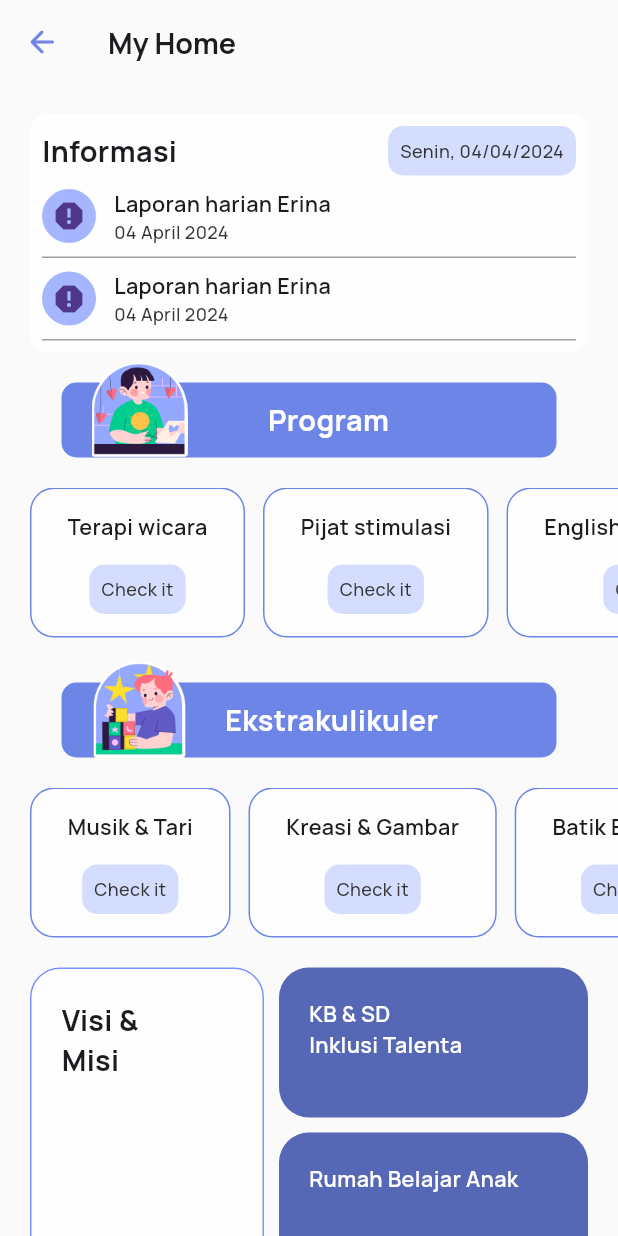
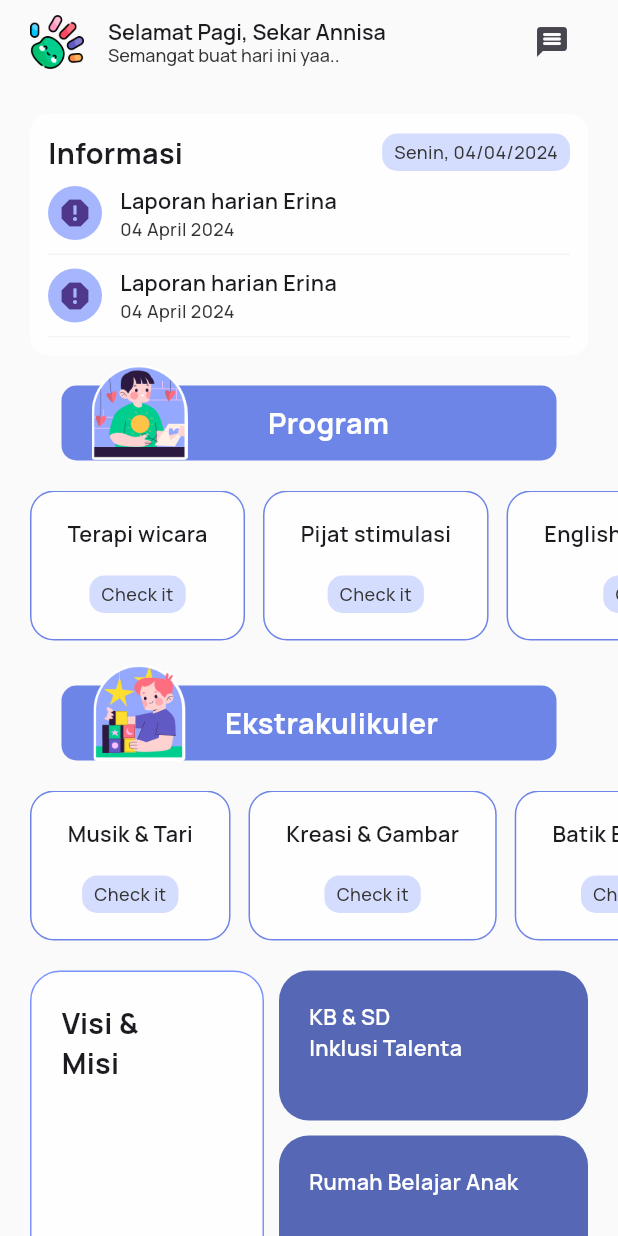
Before and after one commit to Asyelvaa/TalentaKu, a Flutter app: the screen it shows after launch, on a phone screen of 412 x 824 dp. Run offline on Flutter 3.47's test engine with Material 3 defaults, Android fonts, the light colour scheme and no system bars; our stand-ins replace get, google_fonts, iconsax.

Commit message:
[AV] create default appbar

```diff
--- /dev/null
+++ b/lib/presentation/global_component/default_appbar.dart
@@ -0,0 +1,39 @@
+import 'package:flutter/material.dart';
+
+import '../../infrastructure/theme/theme.dart';
+import '../profile_page/model/user_model.dart';
+
+class DefaultAppbar extends StatelessWidget {
+  const DefaultAppbar({
+    super.key,
+  });
+
+  @override
+  Widget build(BuildContext context) {
+    final UserModel user = mockUserList[0];
+
+    return AppBar(
+      leading: Padding(
+        padding: const EdgeInsets.only(left: 20, top: 4, bottom: 4),
+        child: Image.asset('assets/images/logo_talentaku.png'),
+      ),
+      title: Column(
+        crossAxisAlignment: CrossAxisAlignment.start,
+        children: [
+          Text( 'Selamat Pagi, ${user.name}', style: AppTextStyle.tsNormal),
+          Text( 'Semangat buat hari ini yaa..', style: AppTextStyle.tsLittle),
+        ],
+      ),
+      actions: [
+        Padding(
+          padding: const EdgeInsets.only(right: 20),
+          child: IconButton(
+            onPressed: () {},
+            icon: Icon(Icons.message_rounded, size: 24,)
+          ),
+        )
+      ],
+      backgroundColor: AppColor.background,
+    );
+  }
+}
--- a/lib/presentation/global_component/text_background.dart
+++ b/lib/presentation/global_component/text_background.dart
@@ -15,7 +15,7 @@ class TextWithBackground extends StatelessWidget {
   @override
   Widget build(BuildContext context) {
     return Container(
-        padding: EdgeInsets.all(8),
+        padding: EdgeInsets.symmetric(horizontal: 8, vertical: 4),
         decoration: BoxDecoration(
           color: colorBackground,
           borderRadius: BorderRadius.circular(10),
--- a/lib/presentation/home_page/Component/class_information.dart
+++ b/lib/presentation/home_page/Component/class_information.dart
@@ -20,7 +20,7 @@ class ClassInformation extends StatelessWidget {
       padding: const EdgeInsets.symmetric(horizontal: 20),
       child: Container(
         width: widthScreen,
-        padding: EdgeInsets.all(8),
+        padding: EdgeInsets.all(12),
         decoration: BoxDecoration(
           borderRadius: BorderRadius.circular(12),
           color: AppColor.white,
@@ -77,7 +77,7 @@ class InformationListItem extends StatelessWidget {
       decoration: BoxDecoration(
         border: Border(
           bottom: BorderSide(
-            color: Colors.grey,
+            color: AppColor.grey,
             width: 1,
           ),
         ),
--- a/lib/presentation/home_page/home_page.screen.dart
+++ b/lib/presentation/home_page/home_page.screen.dart
@@ -2,7 +2,7 @@ import 'package:flutter/material.dart';
 import 'package:get/get.dart';
 
 import '../../infrastructure/theme/theme.dart';
-import '../global_component/back_appbar.dart';
+import '../global_component/default_appbar.dart';
 import 'Component/class_information.dart';
 import 'Component/slide_information.dart';
 import 'controllers/home_page.controller.dart';
@@ -16,7 +16,7 @@ class HomePageScreen extends GetView<HomePageController> {
       backgroundColor: AppColor.background,
       appBar: PreferredSize(
         preferredSize: Size.fromHeight(kToolbarHeight),
-        child: BackAppbar(titleAppbar: "My Home"),
+        child: DefaultAppbar(),
       ),
       body: SingleChildScrollView(
         child: Padding(
--- a/lib/presentation/profile_page/profile_page.screen.dart
+++ b/lib/presentation/profile_page/profile_page.screen.dart
@@ -83,7 +83,7 @@ class ProfilePageScreen extends StatelessWidget {
               IconButtonTemplate(
                 text: "Laporan Pembelajaran",
                 icon: Icons.arrow_forward,
-                colorButton: AppColor.blue600,
+                colorButton: AppColor.white,
                 onPressed: () {
                   Get.to(DailyReportScreen());
                 }
```
Also changed, not shown: lib/presentation/global_component/base_appbar.dart (deleted, +0 -78 lines), assets/images/logo_talentaku.png (added).
